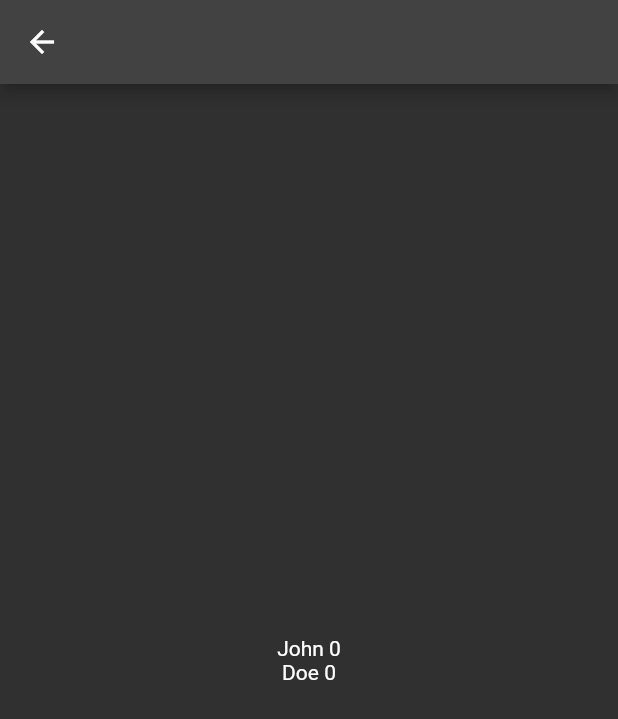
After one commit to extrawest/flutter_web_responsive_showcase, a Flutter app: the screen it shows after launch, after a tap on an icon or button, on a phone screen of 412 x 824 dp. The commit adds this screen. Shown: the top 719 px of the screen. Run offline on Flutter 3.47's test engine with Material 2 defaults, Android fonts, the light colour scheme and no system bars; our stand-ins replace auto_route, get_it.

Commit message:
implemented navigation to a specific user

```diff
--- a/lib/app.dart
+++ b/lib/app.dart
@@ -1,19 +1,19 @@
 import 'package:flutter/material.dart';
-import 'package:flutter_web_training/views/user_list_view.dart';
+import 'package:flutter_web_training/locator.dart';
+import 'package:flutter_web_training/router/router.dart';
 
 class WebApp extends StatelessWidget {
   const WebApp({Key? key}) : super(key: key);
 
   @override
   Widget build(BuildContext context) {
-    return MaterialApp(
+    return MaterialApp.router(
       debugShowCheckedModeBanner: false,
       title: 'Flutter Web Training',
       theme: ThemeData.dark(),
       themeMode: ThemeMode.dark,
-      home: const Scaffold(
-        body: UsersListView()
-      ),
+      routerDelegate: getIt<AppRouter>().delegate(),
+      routeInformationParser: getIt<AppRouter>().defaultRouteParser(),
     );
   }
 }
--- /dev/null
+++ b/lib/locator.dart
@@ -0,0 +1,8 @@
+import 'package:flutter_web_training/router/router.dart';
+import 'package:get_it/get_it.dart';
+
+final getIt = GetIt.instance;
+
+void setupLocator() {
+  getIt.registerLazySingleton(() => AppRouter());
+}
--- a/lib/main.dart
+++ b/lib/main.dart
@@ -1,6 +1,11 @@
 import 'package:flutter/cupertino.dart';
 import 'package:flutter_web_training/app.dart';
 
+import 'locator.dart';
+
 void main() {
+
+  setupLocator();
+
   runApp(const WebApp());
 }
--- /dev/null
+++ b/lib/views/user_details_view.dart
@@ -0,0 +1,31 @@
+import 'package:auto_route/annotations.dart';
+import 'package:flutter/material.dart';
+
+import '../models/user.dart';
+
+class UserDetailsView extends StatelessWidget {
+  final User user;
+  final String id;
+
+  const UserDetailsView({
+    required this.user,
+    @PathParam('id') required this.id,
+    Key? key,
+  }) : super(key: key);
+
+  @override
+  Widget build(BuildContext context) {
+    return Scaffold(
+      appBar: AppBar(),
+      body: Center(
+        child: Column(
+          mainAxisAlignment: MainAxisAlignment.center,
+          children: [
+            Text(user.firstName),
+            Text(user.lastName),
+          ],
+        ),
+      ),
+    );
+  }
+}
--- a/lib/views/user_list_view.dart
+++ b/lib/views/user_list_view.dart
@@ -14,12 +14,13 @@ final _users = List.generate(
   ),
 );
 
-class UsersListView extends StatelessWidget {
-  const UsersListView({Key? key}) : super(key: key);
+class UserListView extends StatelessWidget {
+  const UserListView({Key? key}) : super(key: key);
 
   @override
   Widget build(BuildContext context) {
-    return Padding(
+    return Scaffold(
+      body: Padding(
         padding: const EdgeInsets.all(24),
         child: Center(
           child: ConstrainedBox(
@@ -29,6 +30,7 @@ class UsersListView extends StatelessWidget {
             ),
           ),
         ),
+      ),
     );
   }
 }
--- a/lib/widgets/user_card.dart
+++ b/lib/widgets/user_card.dart
@@ -1,4 +1,6 @@
+import 'package:auto_route/auto_route.dart';
 import 'package:flutter/material.dart';
+import 'package:flutter_web_training/router/router.dart';
 
 import '../models/user.dart';
 
@@ -12,7 +14,11 @@ class UserCard extends StatelessWidget {
 
   @override
   Widget build(BuildContext context) {
-    return Card(
+    return GestureDetector(
+      onTap: () {
+        context.router.push(UserDetailsRoute(user: user, id: user.id));
+      } ,
+      child: Card(
         child: Center(
           child: Column(
             mainAxisAlignment: MainAxisAlignment.center,
@@ -22,6 +28,7 @@ class UserCard extends StatelessWidget {
             ],
           ),
         )
+      ),
     );
   }
 }
--- a/pubspec.yaml
+++ b/pubspec.yaml
@@ -36,6 +36,7 @@ dependencies:
   # Use with the CupertinoIcons class for iOS style icons.
   cupertino_icons: ^1.0.2
   auto_route: ^5.0.4
+  get_it: ^7.2.0
 
 
 dev_dependencies:
```
Also changed, not shown: lib/router/router.dart (added, +26 -0 lines), lib/router/router.gr.dart (added), pubspec.lock. Lines whose indentation alone changed are shown as unchanged.
